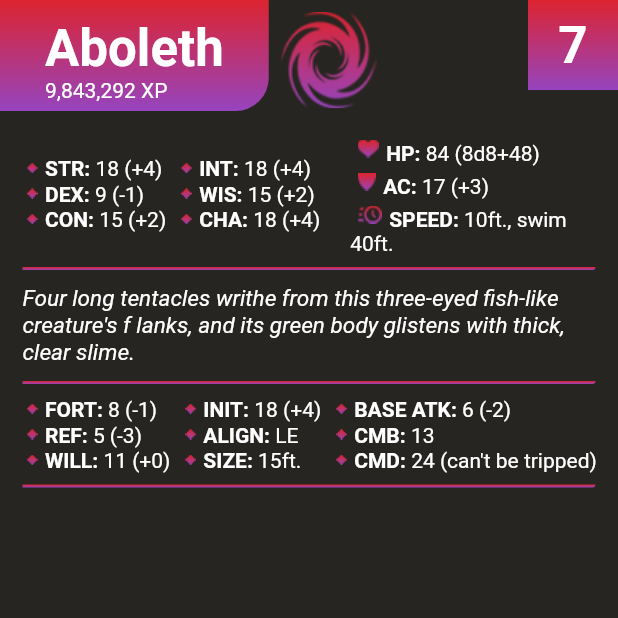
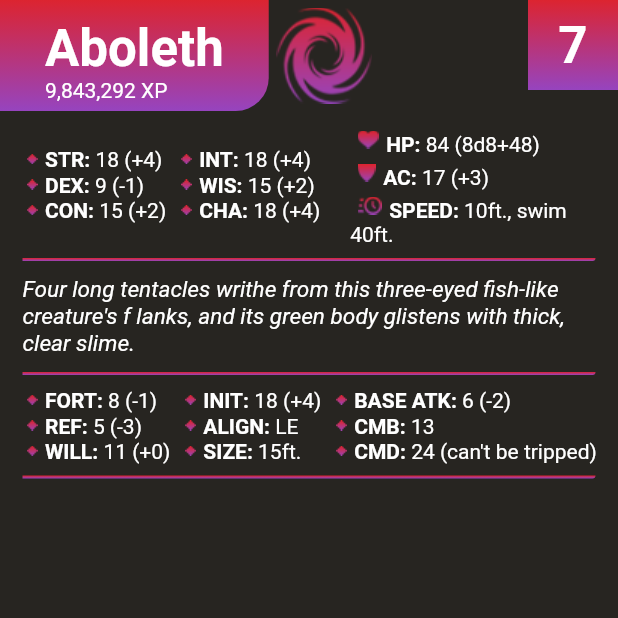
Before and after one commit to yoshichulo/PF_Bestiary, a Flutter app: the screen it shows after launch, on a phone screen of 412 x 824 dp, the top half of it. Run offline on Flutter 3.47's test engine with Material 2 defaults, Android fonts, the phone set to English and light mode, and no system bars.

```diff
--- a/lib/Mob.dart
+++ b/lib/Mob.dart
@@ -17,7 +17,7 @@ class Mob{
   int touch;
   int flatfooted;
   List<String> acBonuses;
-  int hp; //toint
+  String hp; //toint
   String hitDice;
   int fort;
   int ref;
@@ -70,7 +70,7 @@ class Mob{
     touch = data['touch'];
     flatfooted = data['flatfooted'];
     acBonuses = data['acBonuses'];
-    hp = int.parse(data['hp']);
+    hp = data['hp'];
     hitDice = data['hitDice'];
     fort = data['fort'];
     ref = data['ref'];
--- a/lib/TopSection.dart
+++ b/lib/TopSection.dart
@@ -62,10 +62,9 @@ class MobLogoWidget extends StatelessWidget {
   @override
   Widget build(BuildContext context) {
     return Container(
-      padding: EdgeInsets.all(8),
-      child: FittedBox(
-        fit: BoxFit.fill,
-        child: Image.asset('assets/images/aberration_logo.png'),
+      padding: EdgeInsets.all(5),
+      child: Image(
+        image: AssetImage('assets/images/aberration_logo.png'),
       ),
     );
   }
--- a/lib/main.dart
+++ b/lib/main.dart
@@ -1,11 +1,9 @@
 import 'dart:ui';
-import 'dart:convert';
 
 import 'Mob.dart';
 import 'topSection.dart';
 import 'statsSection.dart';
 import 'package:flutter/material.dart';
-import 'package:flutter/services.dart';
 
 void main() {
   runApp(MyApp());
@@ -18,8 +16,7 @@ class MyApp extends StatelessWidget {
     return MaterialApp(
       home: Scaffold(
         backgroundColor: Color.fromARGB(255, 39, 37, 33),
-          body: SingleChildScrollView(
-            child: Column(
+        body: Column(
           children: <Widget>[
             TopBar(),
             MainStatsWidget(),
@@ -30,7 +27,7 @@ class MyApp extends StatelessWidget {
             Separator(),
           ],
         ),
-          )),
+      ),
     );
   }
 }
```
Lines whose indentation alone changed are shown as unchanged.
